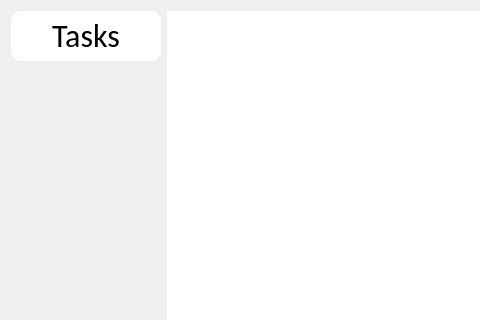
Qt form mainwindow.ui (TmaGH/daily-assistant) before a commit; both pictures show x 0 to 480 and y 0 to 320 of the 1000 by 460 pixel window.
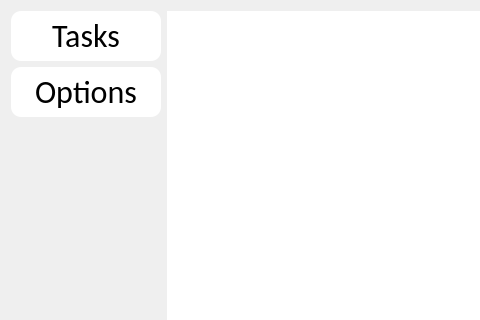
The same form after that commit. Icons and pictures are not drawn.

Diff of the .ui file:
```diff
--- a/mainwindow.ui
+++ b/mainwindow.ui
@@ -129,6 +129,47 @@
         </property>
        </widget>
       </item>
+      <item>
+       <widget class="QPushButton" name="optionsButton">
+        <property name="minimumSize">
+         <size>
+          <width>0</width>
+          <height>50</height>
+         </size>
+        </property>
+        <property name="font">
+         <font>
+          <family>Calibri</family>
+          <pointsize>24</pointsize>
+         </font>
+        </property>
+        <property name="styleSheet">
+         <string notr="true">QPushButton#optionsButton {
+    
+	background-color: rgb(255, 255, 255);
+	border: none;
+	border-radius: 10px;
+ }
+
+ QPushButton#optionsButton:hover {
+	background-color: #FF3B3F;
+ }</string>
+        </property>
+        <property name="text">
+         <string>Options</string>
+        </property>
+        <property name="icon">
+         <iconset resource="resources.qrc">
+          <normaloff>:/Resources/options.png</normaloff>:/Resources/options.png</iconset>
+        </property>
+        <property name="iconSize">
+         <size>
+          <width>32</width>
+          <height>32</height>
+         </size>
+        </property>
+       </widget>
+      </item>
       <item>
        <spacer name="verticalSpacer">
         <property name="orientation">
```
